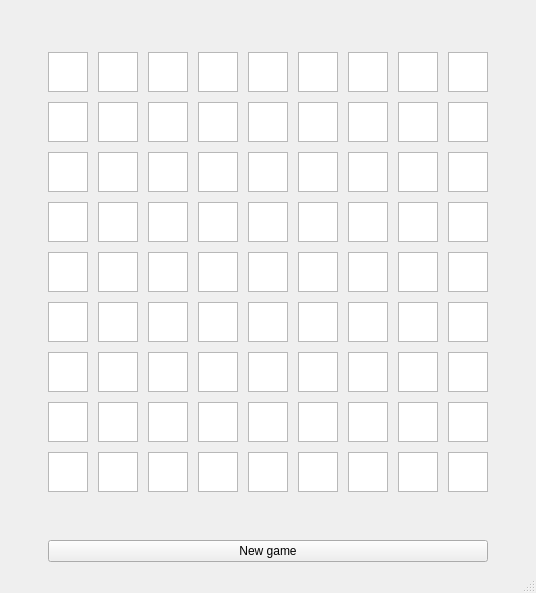
This is src/pyqt_sudoku/sudoku_main_win.ui in Jtachan/PyQt-Sudoku as Qt 5 draws it before an edit. The edited form follows.
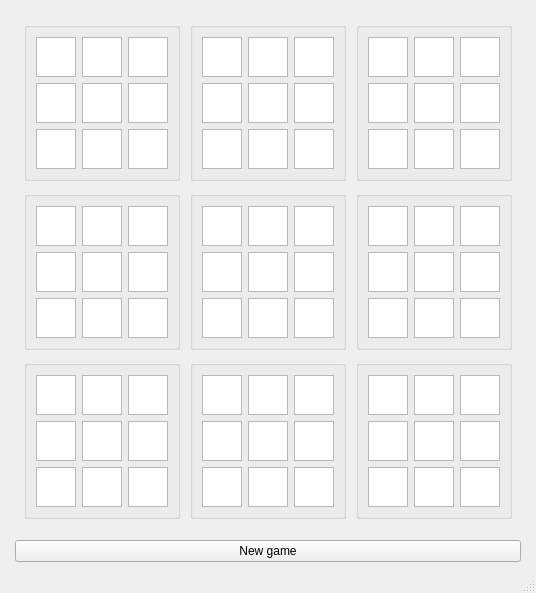
This is the edited form.

Commit message: Better visual board

Diff of the .ui file:
```diff
--- a/src/pyqt_sudoku/sudoku_main_win.ui
+++ b/src/pyqt_sudoku/sudoku_main_win.ui
@@ -50,11 +50,313 @@
        </spacer>
       </item>
       <item>
+       <widget class="QFrame" name="boardFrame">
        <layout class="QGridLayout" name="boardLayout">
         <property name="spacing">
          <number>10</number>
         </property>
+         <item row="0" column="1">
+          <widget class="QGroupBox" name="majCell_01">
+           <layout class="QGridLayout" name="majCell_1">
         <item row="0" column="0">
+             <widget class="QTextEdit" name="cell_0_3">
+              <property name="sizePolicy">
+               <sizepolicy hsizetype="Maximum" vsizetype="Maximum">
+                <horstretch>0</horstretch>
+                <verstretch>0</verstretch>
+               </sizepolicy>
+              </property>
+              <property name="maximumSize">
+               <size>
+                <width>40</width>
+                <height>40</height>
+               </size>
+              </property>
+             </widget>
+            </item>
+            <item row="0" column="1">
+             <widget class="QTextEdit" name="cell_0_4">
+              <property name="sizePolicy">
+               <sizepolicy hsizetype="Maximum" vsizetype="Maximum">
+                <horstretch>0</horstretch>
+                <verstretch>0</verstretch>
+               </sizepolicy>
+              </property>
+              <property name="maximumSize">
+               <size>
+                <width>40</width>
+                <height>40</height>
+               </size>
+              </property>
+             </widget>
+            </item>
+            <item row="0" column="2">
+             <widget class="QTextEdit" name="cell_0_5">
+              <property name="sizePolicy">
+               <sizepolicy hsizetype="Maximum" vsizetype="Maximum">
+                <horstretch>0</horstretch>
+                <verstretch>0</verstretch>
+               </sizepolicy>
+              </property>
+              <property name="maximumSize">
+               <size>
+                <width>40</width>
+                <height>40</height>
+               </size>
+              </property>
+             </widget>
+            </item>
+            <item row="1" column="0">
+             <widget class="QTextEdit" name="cell_1_3">
+              <property name="sizePolicy">
+               <sizepolicy hsizetype="Maximum" vsizetype="Maximum">
+                <horstretch>0</horstretch>
+                <verstretch>0</verstretch>
+               </sizepolicy>
+              </property>
+              <property name="maximumSize">
+               <size>
+                <width>40</width>
+                <height>40</height>
+               </size>
+              </property>
+             </widget>
+            </item>
+            <item row="1" column="1">
+             <widget class="QTextEdit" name="cell_1_4">
+              <property name="sizePolicy">
+               <sizepolicy hsizetype="Maximum" vsizetype="Maximum">
+                <horstretch>0</horstretch>
+                <verstretch>0</verstretch>
+               </sizepolicy>
+              </property>
+              <property name="maximumSize">
+               <size>
+                <width>40</width>
+                <height>40</height>
+               </size>
+              </property>
+             </widget>
+            </item>
+            <item row="1" column="2">
+             <widget class="QTextEdit" name="cell_1_5">
+              <property name="sizePolicy">
+               <sizepolicy hsizetype="Maximum" vsizetype="Maximum">
+                <horstretch>0</horstretch>
+                <verstretch>0</verstretch>
+               </sizepolicy>
+              </property>
+              <property name="maximumSize">
+               <size>
+                <width>40</width>
+                <height>40</height>
+               </size>
+              </property>
+             </widget>
+            </item>
+            <item row="2" column="0">
+             <widget class="QTextEdit" name="cell_2_3">
+              <property name="sizePolicy">
+               <sizepolicy hsizetype="Maximum" vsizetype="Maximum">
+                <horstretch>0</horstretch>
+                <verstretch>0</verstretch>
+               </sizepolicy>
+              </property>
+              <property name="maximumSize">
+               <size>
+                <width>40</width>
+                <height>40</height>
+               </size>
+              </property>
+             </widget>
+            </item>
+            <item row="2" column="1">
+             <widget class="QTextEdit" name="cell_2_4">
+              <property name="sizePolicy">
+               <sizepolicy hsizetype="Maximum" vsizetype="Maximum">
+                <horstretch>0</horstretch>
+                <verstretch>0</verstretch>
+               </sizepolicy>
+              </property>
+              <property name="maximumSize">
+               <size>
+                <width>40</width>
+                <height>40</height>
+               </size>
+              </property>
+             </widget>
+            </item>
+            <item row="2" column="2">
+             <widget class="QTextEdit" name="cell_2_5">
+              <property name="sizePolicy">
+               <sizepolicy hsizetype="Maximum" vsizetype="Maximum">
+                <horstretch>0</horstretch>
+                <verstretch>0</verstretch>
+               </sizepolicy>
+              </property>
+              <property name="maximumSize">
+               <size>
+                <width>40</width>
+                <height>40</height>
+               </size>
+              </property>
+             </widget>
+            </item>
+           </layout>
+          </widget>
+         </item>
+         <item row="1" column="1">
+          <widget class="QGroupBox" name="majCell_11">
+           <layout class="QGridLayout" name="majCell_4">
+            <item row="0" column="0">
+             <widget class="QTextEdit" name="cell_3_3">
+              <property name="sizePolicy">
+               <sizepolicy hsizetype="Maximum" vsizetype="Maximum">
+                <horstretch>0</horstretch>
+                <verstretch>0</verstretch>
+               </sizepolicy>
+              </property>
+              <property name="maximumSize">
+               <size>
+                <width>40</width>
+                <height>40</height>
+               </size>
+              </property>
+             </widget>
+            </item>
+            <item row="0" column="1">
+             <widget class="QTextEdit" name="cell_3_4">
+              <property name="sizePolicy">
+               <sizepolicy hsizetype="Maximum" vsizetype="Maximum">
+                <horstretch>0</horstretch>
+                <verstretch>0</verstretch>
+               </sizepolicy>
+              </property>
+              <property name="maximumSize">
+               <size>
+                <width>40</width>
+                <height>40</height>
+               </size>
+              </property>
+             </widget>
+            </item>
+            <item row="0" column="2">
+             <widget class="QTextEdit" name="cell_3_5">
+              <property name="sizePolicy">
+               <sizepolicy hsizetype="Maximum" vsizetype="Maximum">
+                <horstretch>0</horstretch>
+                <verstretch>0</verstretch>
+               </sizepolicy>
+              </property>
+              <property name="maximumSize">
+               <size>
+                <width>40</width>
+                <height>40</height>
+               </size>
+              </property>
+             </widget>
+            </item>
+            <item row="1" column="0">
+             <widget class="QTextEdit" name="cell_4_3">
+              <property name="sizePolicy">
+               <sizepolicy hsizetype="Maximum" vsizetype="Maximum">
+                <horstretch>0</horstretch>
+                <verstretch>0</verstretch>
+               </sizepolicy>
+              </property>
+              <property name="maximumSize">
+               <size>
+                <width>40</width>
+                <height>40</height>
+               </size>
+              </property>
+             </widget>
+            </item>
+            <item row="1" column="1">
+             <widget class="QTextEdit" name="cell_4_4">
+              <property name="sizePolicy">
+               <sizepolicy hsizetype="Maximum" vsizetype="Maximum">
+                <horstretch>0</horstretch>
+                <verstretch>0</verstretch>
+               </sizepolicy>
+              </property>
+              <property name="maximumSize">
+               <size>
+                <width>40</width>
+                <height>40</height>
+               </size>
+              </property>
+             </widget>
+            </item>
+            <item row="1" column="2">
+             <widget class="QTextEdit" name="cell_4_5">
+              <property name="sizePolicy">
+               <sizepolicy hsizetype="Maximum" vsizetype="Maximum">
+                <horstretch>0</horstretch>
+                <verstretch>0</verstretch>
+               </sizepolicy>
+              </property>
+              <property name="maximumSize">
+               <size>
+                <width>40</width>
+                <height>40</height>
+               </size>
+              </property>
+             </widget>
+            </item>
+            <item row="2" column="0">
+             <widget class="QTextEdit" name="cell_5_3">
+              <property name="sizePolicy">
+               <sizepolicy hsizetype="Maximum" vsizetype="Maximum">
+                <horstretch>0</horstretch>
+                <verstretch>0</verstretch>
+               </sizepolicy>
+              </property>
+              <property name="maximumSize">
+               <size>
+                <width>40</width>
+                <height>40</height>
+               </size>
+              </property>
+             </widget>
+            </item>
+            <item row="2" column="1">
+             <widget class="QTextEdit" name="cell_5_4">
+              <property name="sizePolicy">
+               <sizepolicy hsizetype="Maximum" vsizetype="Maximum">
+                <horstretch>0</horstretch>
+                <verstretch>0</verstretch>
+               </sizepolicy>
+              </property>
+              <property name="maximumSize">
+               <size>
+                <width>40</width>
+                <height>40</height>
+               </size>
+              </property>
+             </widget>
+            </item>
+            <item row="2" column="2">
+             <widget class="QTextEdit" name="cell_5_5">
+              <property name="sizePolicy">
+               <sizepolicy hsizetype="Maximum" vsizetype="Maximum">
+                <horstretch>0</horstretch>
+                <verstretch>0</verstretch>
+               </sizepolicy>
+              </property>
+              <property name="maximumSize">
+               <size>
+                <width>40</width>
+                <height>40</height>
+               </size>
+              </property>
+             </widget>
+            </item>
+           </layout>
+          </widget>
+         </item>
+         <item row="0" column="0">
+          <widget class="QGroupBox" name="majCell_00">
          <layout class="QGridLayout" name="majCell_0">
           <item row="0" column="0">
            <widget class="QTextEdit" name="cell_0_0">
@@ -201,8 +503,160 @@
            </widget>
           </item>
          </layout>
-        </item>
+          </widget>
+         </item>
+         <item row="0" column="2">
+          <widget class="QGroupBox" name="majCell_02">
+           <layout class="QGridLayout" name="majCell_2">
+            <item row="0" column="0">
+             <widget class="QTextEdit" name="cell_0_6">
+              <property name="sizePolicy">
+               <sizepolicy hsizetype="Maximum" vsizetype="Maximum">
+                <horstretch>0</horstretch>
+                <verstretch>0</verstretch>
+               </sizepolicy>
+              </property>
+              <property name="maximumSize">
+               <size>
+                <width>40</width>
+                <height>40</height>
+               </size>
+              </property>
+             </widget>
+            </item>
+            <item row="0" column="1">
+             <widget class="QTextEdit" name="cell_0_7">
+              <property name="sizePolicy">
+               <sizepolicy hsizetype="Maximum" vsizetype="Maximum">
+                <horstretch>0</horstretch>
+                <verstretch>0</verstretch>
+               </sizepolicy>
+              </property>
+              <property name="maximumSize">
+               <size>
+                <width>40</width>
+                <height>40</height>
+               </size>
+              </property>
+             </widget>
+            </item>
+            <item row="0" column="2">
+             <widget class="QTextEdit" name="cell_0_8">
+              <property name="sizePolicy">
+               <sizepolicy hsizetype="Maximum" vsizetype="Maximum">
+                <horstretch>0</horstretch>
+                <verstretch>0</verstretch>
+               </sizepolicy>
+              </property>
+              <property name="maximumSize">
+               <size>
+                <width>40</width>
+                <height>40</height>
+               </size>
+              </property>
+             </widget>
+            </item>
+            <item row="1" column="0">
+             <widget class="QTextEdit" name="cell_1_6">
+              <property name="sizePolicy">
+               <sizepolicy hsizetype="Maximum" vsizetype="Maximum">
+                <horstretch>0</horstretch>
+                <verstretch>0</verstretch>
+               </sizepolicy>
+              </property>
+              <property name="maximumSize">
+               <size>
+                <width>40</width>
+                <height>40</height>
+               </size>
+              </property>
+             </widget>
+            </item>
+            <item row="1" column="1">
+             <widget class="QTextEdit" name="cell_1_7">
+              <property name="sizePolicy">
+               <sizepolicy hsizetype="Maximum" vsizetype="Maximum">
+                <horstretch>0</horstretch>
+                <verstretch>0</verstretch>
+               </sizepolicy>
+              </property>
+              <property name="maximumSize">
+               <size>
+                <width>40</width>
+                <height>40</height>
+               </size>
+              </property>
+             </widget>
+            </item>
         <item row="1" column="2">
+             <widget class="QTextEdit" name="cell_1_8">
+              <property name="sizePolicy">
+               <sizepolicy hsizetype="Maximum" vsizetype="Maximum">
+                <horstretch>0</horstretch>
+                <verstretch>0</verstretch>
+               </sizepolicy>
+              </property>
+              <property name="maximumSize">
+               <size>
+                <width>40</width>
+                <height>40</height>
+               </size>
+              </property>
+             </widget>
+            </item>
+            <item row="2" column="0">
+             <widget class="QTextEdit" name="cell_2_6">
+              <property name="sizePolicy">
+               <sizepolicy hsizetype="Maximum" vsizetype="Maximum">
+                <horstretch>0</horstretch>
+                <verstretch>0</verstretch>
+               </sizepolicy>
+              </property>
+              <property name="maximumSize">
+               <size>
+                <width>40</width>
+                <height>40</height>
+               </size>
+              </property>
+             </widget>
+            </item>
+            <item row="2" column="1">
+             <widget class="QTextEdit" name="cell_2_7">
+              <property name="sizePolicy">
+               <sizepolicy hsizetype="Maximum" vsizetype="Maximum">
+                <horstretch>0</horstretch>
+                <verstretch>0</verstretch>
+               </sizepolicy>
+              </property>
+              <property name="maximumSize">
+               <size>
+                <width>40</width>
+                <height>40</height>
+               </size>
+              </property>
+             </widget>
+            </item>
+            <item row="2" column="2">
+             <widget class="QTextEdit" name="cell_2_8">
+              <property name="sizePolicy">
+               <sizepolicy hsizetype="Maximum" vsizetype="Maximum">
+                <horstretch>0</horstretch>
+                <verstretch>0</verstretch>
+               </sizepolicy>
+              </property>
+              <property name="maximumSize">
+               <size>
+                <width>40</width>
+                <height>40</height>
+               </size>
+              </property>
+             </widget>
+            </item>
+           </layout>
+          </widget>
+         </item>
+         <item row="1" column="2">
+          <widget class="QGroupBox" name="majCell_12">
          <layout class="QGridLayout" name="majCell_5">
           <item row="0" column="0">
            <widget class="QTextEdit" name="cell_3_6">
@@ -349,8 +803,10 @@
            </widget>
           </item>
          </layout>
+          </widget>
         </item>
         <item row="1" column="0">
+          <widget class="QGroupBox" name="majCell_10">
          <layout class="QGridLayout" name="majCell_3">
           <item row="0" column="0">
            <widget class="QTextEdit" name="cell_3_0">
@@ -497,27 +953,13 @@
            </widget>
           </item>
          </layout>
-        </item>
-        <item row="0" column="2">
-         <layout class="QGridLayout" name="majCell_2">
+          </widget>
+         </item>
+         <item row="2" column="0">
+          <widget class="QGroupBox" name="majCell_20">
+           <layout class="QGridLayout" name="majCell_6">
           <item row="0" column="0">
-           <widget class="QTextEdit" name="cell_0_6">
-            <property name="sizePolicy">
-             <sizepolicy hsizetype="Maximum" vsizetype="Maximum">
-              <horstretch>0</horstretch>
-              <verstretch>0</verstretch>
-             </sizepolicy>
-            </property>
-            <property name="maximumSize">
-             <size>
-              <width>40</width>
-              <height>40</height>
-             </size>
-            </property>
-           </widget>
-          </item>
-          <item row="0" column="1">
-           <widget class="QTextEdit" name="cell_0_7">
+             <widget class="QTextEdit" name="cell_6_0">
             <property name="sizePolicy">
              <sizepolicy hsizetype="Maximum" vsizetype="Maximum">
               <horstretch>0</horstretch>
@@ -533,7 +975,7 @@
            </widget>
           </item>
           <item row="0" column="2">
-           <widget class="QTextEdit" name="cell_0_8">
+             <widget class="QTextEdit" name="cell_6_2">
             <property name="sizePolicy">
              <sizepolicy hsizetype="Maximum" vsizetype="Maximum">
               <horstretch>0</horstretch>
@@ -549,7 +991,7 @@
            </widget>
           </item>
           <item row="1" column="0">
-           <widget class="QTextEdit" name="cell_1_6">
+             <widget class="QTextEdit" name="cell_7_0">
             <property name="sizePolicy">
              <sizepolicy hsizetype="Maximum" vsizetype="Maximum">
               <horstretch>0</horstretch>
@@ -565,7 +1007,7 @@
            </widget>
           </item>
           <item row="1" column="1">
-           <widget class="QTextEdit" name="cell_1_7">
+             <widget class="QTextEdit" name="cell_7_1">
             <property name="sizePolicy">
              <sizepolicy hsizetype="Maximum" vsizetype="Maximum">
               <horstretch>0</horstretch>
@@ -581,7 +1023,7 @@
            </widget>
           </item>
           <item row="1" column="2">
-           <widget class="QTextEdit" name="cell_1_8">
+             <widget class="QTextEdit" name="cell_7_2">
             <property name="sizePolicy">
              <sizepolicy hsizetype="Maximum" vsizetype="Maximum">
               <horstretch>0</horstretch>
@@ -597,7 +1039,7 @@
            </widget>
           </item>
           <item row="2" column="0">
-           <widget class="QTextEdit" name="cell_2_6">
+             <widget class="QTextEdit" name="cell_8_0">
             <property name="sizePolicy">
              <sizepolicy hsizetype="Maximum" vsizetype="Maximum">
               <horstretch>0</horstretch>
@@ -613,7 +1055,7 @@
            </widget>
           </item>
           <item row="2" column="1">
-           <widget class="QTextEdit" name="cell_2_7">
+             <widget class="QTextEdit" name="cell_8_1">
             <property name="sizePolicy">
              <sizepolicy hsizetype="Maximum" vsizetype="Maximum">
               <horstretch>0</horstretch>
@@ -629,7 +1071,23 @@
            </widget>
           </item>
           <item row="2" column="2">
-           <widget class="QTextEdit" name="cell_2_8">
+             <widget class="QTextEdit" name="cell_8_2">
+              <property name="sizePolicy">
+               <sizepolicy hsizetype="Maximum" vsizetype="Maximum">
+                <horstretch>0</horstretch>
+                <verstretch>0</verstretch>
+               </sizepolicy>
+              </property>
+              <property name="maximumSize">
+               <size>
+                <width>40</width>
+                <height>40</height>
+               </size>
+              </property>
+             </widget>
+            </item>
+            <item row="0" column="1">
+             <widget class="QTextEdit" name="cell_6_1">
             <property name="sizePolicy">
              <sizepolicy hsizetype="Maximum" vsizetype="Maximum">
               <horstretch>0</horstretch>
@@ -645,8 +1103,10 @@
            </widget>
           </item>
          </layout>
+          </widget>
         </item>
         <item row="2" column="1">
+          <widget class="QGroupBox" name="majCell_21">
          <layout class="QGridLayout" name="majCell_7">
           <item row="0" column="0">
            <widget class="QTextEdit" name="cell_6_3">
@@ -793,304 +1253,16 @@
            </widget>
           </item>
          </layout>
-        </item>
-        <item row="1" column="1">
-         <layout class="QGridLayout" name="majCell_4">
-          <item row="0" column="0">
-           <widget class="QTextEdit" name="cell_3_3">
-            <property name="sizePolicy">
-             <sizepolicy hsizetype="Maximum" vsizetype="Maximum">
-              <horstretch>0</horstretch>
-              <verstretch>0</verstretch>
-             </sizepolicy>
-            </property>
-            <property name="maximumSize">
-             <size>
-              <width>40</width>
-              <height>40</height>
-             </size>
-            </property>
-           </widget>
-          </item>
-          <item row="0" column="1">
-           <widget class="QTextEdit" name="cell_3_4">
-            <property name="sizePolicy">
-             <sizepolicy hsizetype="Maximum" vsizetype="Maximum">
-              <horstretch>0</horstretch>
-              <verstretch>0</verstretch>
-             </sizepolicy>
-            </property>
-            <property name="maximumSize">
-             <size>
-              <width>40</width>
-              <height>40</height>
-             </size>
-            </property>
-           </widget>
-          </item>
-          <item row="0" column="2">
-           <widget class="QTextEdit" name="cell_3_5">
-            <property name="sizePolicy">
-             <sizepolicy hsizetype="Maximum" vsizetype="Maximum">
-              <horstretch>0</horstretch>
-              <verstretch>0</verstretch>
-             </sizepolicy>
-            </property>
-            <property name="maximumSize">
-             <size>
-              <width>40</width>
-              <height>40</height>
-             </size>
-            </property>
-           </widget>
-          </item>
-          <item row="1" column="0">
-           <widget class="QTextEdit" name="cell_4_3">
-            <property name="sizePolicy">
-             <sizepolicy hsizetype="Maximum" vsizetype="Maximum">
-              <horstretch>0</horstretch>
-              <verstretch>0</verstretch>
-             </sizepolicy>
-            </property>
-            <property name="maximumSize">
-             <size>
-              <width>40</width>
-              <height>40</height>
-             </size>
-            </property>
-           </widget>
-          </item>
-          <item row="1" column="1">
-           <widget class="QTextEdit" name="cell_4_4">
-            <property name="sizePolicy">
-             <sizepolicy hsizetype="Maximum" vsizetype="Maximum">
-              <horstretch>0</horstretch>
-              <verstretch>0</verstretch>
-             </sizepolicy>
-            </property>
-            <property name="maximumSize">
-             <size>
-              <width>40</width>
-              <height>40</height>
-             </size>
-            </property>
-           </widget>
-          </item>
-          <item row="1" column="2">
-           <widget class="QTextEdit" name="cell_4_5">
-            <property name="sizePolicy">
-             <sizepolicy hsizetype="Maximum" vsizetype="Maximum">
-              <horstretch>0</horstretch>
-              <verstretch>0</verstretch>
-             </sizepolicy>
-            </property>
-            <property name="maximumSize">
-             <size>
-              <width>40</width>
-              <height>40</height>
-             </size>
-            </property>
-           </widget>
-          </item>
-          <item row="2" column="0">
-           <widget class="QTextEdit" name="cell_5_3">
-            <property name="sizePolicy">
-             <sizepolicy hsizetype="Maximum" vsizetype="Maximum">
-              <horstretch>0</horstretch>
-              <verstretch>0</verstretch>
-             </sizepolicy>
-            </property>
-            <property name="maximumSize">
-             <size>
-              <width>40</width>
-              <height>40</height>
-             </size>
-            </property>
-           </widget>
-          </item>
-          <item row="2" column="1">
-           <widget class="QTextEdit" name="cell_5_4">
-            <property name="sizePolicy">
-             <sizepolicy hsizetype="Maximum" vsizetype="Maximum">
-              <horstretch>0</horstretch>
-              <verstretch>0</verstretch>
-             </sizepolicy>
-            </property>
-            <property name="maximumSize">
-             <size>
-              <width>40</width>
-              <height>40</height>
-             </size>
-            </property>
-           </widget>
-          </item>
+          </widget>
+         </item>
           <item row="2" column="2">
-           <widget class="QTextEdit" name="cell_5_5">
-            <property name="sizePolicy">
-             <sizepolicy hsizetype="Maximum" vsizetype="Maximum">
-              <horstretch>0</horstretch>
-              <verstretch>0</verstretch>
-             </sizepolicy>
-            </property>
-            <property name="maximumSize">
-             <size>
-              <width>40</width>
-              <height>40</height>
-             </size>
-            </property>
-           </widget>
-          </item>
-         </layout>
-        </item>
-        <item row="2" column="0">
-         <layout class="QGridLayout" name="majCell_6">
-          <item row="0" column="0">
-           <widget class="QTextEdit" name="cell_6_0">
-            <property name="sizePolicy">
-             <sizepolicy hsizetype="Maximum" vsizetype="Maximum">
-              <horstretch>0</horstretch>
-              <verstretch>0</verstretch>
-             </sizepolicy>
-            </property>
-            <property name="maximumSize">
-             <size>
-              <width>40</width>
-              <height>40</height>
-             </size>
-            </property>
-           </widget>
-          </item>
-          <item row="0" column="1">
-           <widget class="QTextEdit" name="cell_6_1">
-            <property name="sizePolicy">
-             <sizepolicy hsizetype="Maximum" vsizetype="Maximum">
-              <horstretch>0</horstretch>
-              <verstretch>0</verstretch>
-             </sizepolicy>
-            </property>
-            <property name="maximumSize">
-             <size>
-              <width>40</width>
-              <height>40</height>
-             </size>
-            </property>
-           </widget>
-          </item>
-          <item row="0" column="2">
-           <widget class="QTextEdit" name="cell_6_2">
-            <property name="sizePolicy">
-             <sizepolicy hsizetype="Maximum" vsizetype="Maximum">
-              <horstretch>0</horstretch>
-              <verstretch>0</verstretch>
-             </sizepolicy>
-            </property>
-            <property name="maximumSize">
-             <size>
-              <width>40</width>
-              <height>40</height>
-             </size>
-            </property>
-           </widget>
-          </item>
-          <item row="1" column="0">
-           <widget class="QTextEdit" name="cell_7_0">
-            <property name="sizePolicy">
-             <sizepolicy hsizetype="Maximum" vsizetype="Maximum">
-              <horstretch>0</horstretch>
-              <verstretch>0</verstretch>
-             </sizepolicy>
-            </property>
-            <property name="maximumSize">
-             <size>
-              <width>40</width>
-              <height>40</height>
-             </size>
-            </property>
-           </widget>
-          </item>
-          <item row="1" column="1">
-           <widget class="QTextEdit" name="cell_7_1">
-            <property name="sizePolicy">
-             <sizepolicy hsizetype="Maximum" vsizetype="Maximum">
-              <horstretch>0</horstretch>
-              <verstretch>0</verstretch>
-             </sizepolicy>
-            </property>
-            <property name="maximumSize">
-             <size>
-              <width>40</width>
-              <height>40</height>
-             </size>
-            </property>
-           </widget>
-          </item>
-          <item row="1" column="2">
-           <widget class="QTextEdit" name="cell_7_2">
-            <property name="sizePolicy">
-             <sizepolicy hsizetype="Maximum" vsizetype="Maximum">
-              <horstretch>0</horstretch>
-              <verstretch>0</verstretch>
-             </sizepolicy>
-            </property>
-            <property name="maximumSize">
-             <size>
-              <width>40</width>
-              <height>40</height>
-             </size>
-            </property>
-           </widget>
-          </item>
-          <item row="2" column="0">
-           <widget class="QTextEdit" name="cell_8_0">
-            <property name="sizePolicy">
-             <sizepolicy hsizetype="Maximum" vsizetype="Maximum">
-              <horstretch>0</horstretch>
-              <verstretch>0</verstretch>
-             </sizepolicy>
-            </property>
-            <property name="maximumSize">
-             <size>
-              <width>40</width>
-              <height>40</height>
-             </size>
-            </property>
-           </widget>
-          </item>
-          <item row="2" column="1">
-           <widget class="QTextEdit" name="cell_8_1">
-            <property name="sizePolicy">
-             <sizepolicy hsizetype="Maximum" vsizetype="Maximum">
-              <horstretch>0</horstretch>
-              <verstretch>0</verstretch>
-             </sizepolicy>
-            </property>
-            <property name="maximumSize">
-             <size>
-              <width>40</width>
-              <height>40</height>
-             </size>
-            </property>
-           </widget>
-          </item>
-          <item row="2" column="2">
-           <widget class="QTextEdit" name="cell_8_2">
-            <property name="sizePolicy">
-             <sizepolicy hsizetype="Maximum" vsizetype="Maximum">
-              <horstretch>0</horstretch>
-              <verstretch>0</verstretch>
-             </sizepolicy>
-            </property>
-            <property name="maximumSize">
-             <size>
-              <width>40</width>
-              <height>40</height>
-             </size>
-            </property>
-           </widget>
-          </item>
-         </layout>
-        </item>
-        <item row="2" column="2">
+          <widget class="QGroupBox" name="majCell_22">
+           <property name="title">
+            <string/>
+           </property>
+           <property name="flat">
+            <bool>false</bool>
+           </property>
          <layout class="QGridLayout" name="majCell_8">
           <item row="0" column="0">
            <widget class="QTextEdit" name="cell_6_6">
@@ -1237,156 +1409,10 @@
            </widget>
           </item>
          </layout>
-        </item>
-        <item row="0" column="1">
-         <layout class="QGridLayout" name="majCell_1">
-          <item row="0" column="0">
-           <widget class="QTextEdit" name="cell_0_3">
-            <property name="sizePolicy">
-             <sizepolicy hsizetype="Maximum" vsizetype="Maximum">
-              <horstretch>0</horstretch>
-              <verstretch>0</verstretch>
-             </sizepolicy>
-            </property>
-            <property name="maximumSize">
-             <size>
-              <width>40</width>
-              <height>40</height>
-             </size>
-            </property>
-           </widget>
-          </item>
-          <item row="0" column="1">
-           <widget class="QTextEdit" name="cell_0_4">
-            <property name="sizePolicy">
-             <sizepolicy hsizetype="Maximum" vsizetype="Maximum">
-              <horstretch>0</horstretch>
-              <verstretch>0</verstretch>
-             </sizepolicy>
-            </property>
-            <property name="maximumSize">
-             <size>
-              <width>40</width>
-              <height>40</height>
-             </size>
-            </property>
-           </widget>
-          </item>
-          <item row="0" column="2">
-           <widget class="QTextEdit" name="cell_0_5">
-            <property name="sizePolicy">
-             <sizepolicy hsizetype="Maximum" vsizetype="Maximum">
-              <horstretch>0</horstretch>
-              <verstretch>0</verstretch>
-             </sizepolicy>
-            </property>
-            <property name="maximumSize">
-             <size>
-              <width>40</width>
-              <height>40</height>
-             </size>
-            </property>
-           </widget>
-          </item>
-          <item row="1" column="0">
-           <widget class="QTextEdit" name="cell_1_3">
-            <property name="sizePolicy">
-             <sizepolicy hsizetype="Maximum" vsizetype="Maximum">
-              <horstretch>0</horstretch>
-              <verstretch>0</verstretch>
-             </sizepolicy>
-            </property>
-            <property name="maximumSize">
-             <size>
-              <width>40</width>
-              <height>40</height>
-             </size>
-            </property>
-           </widget>
-          </item>
-          <item row="1" column="1">
-           <widget class="QTextEdit" name="cell_1_4">
-            <property name="sizePolicy">
-             <sizepolicy hsizetype="Maximum" vsizetype="Maximum">
-              <horstretch>0</horstretch>
-              <verstretch>0</verstretch>
-             </sizepolicy>
-            </property>
-            <property name="maximumSize">
-             <size>
-              <width>40</width>
-              <height>40</height>
-             </size>
-            </property>
-           </widget>
-          </item>
-          <item row="1" column="2">
-           <widget class="QTextEdit" name="cell_1_5">
-            <property name="sizePolicy">
-             <sizepolicy hsizetype="Maximum" vsizetype="Maximum">
-              <horstretch>0</horstretch>
-              <verstretch>0</verstretch>
-             </sizepolicy>
-            </property>
-            <property name="maximumSize">
-             <size>
-              <width>40</width>
-              <height>40</height>
-             </size>
-            </property>
-           </widget>
-          </item>
-          <item row="2" column="0">
-           <widget class="QTextEdit" name="cell_2_3">
-            <property name="sizePolicy">
-             <sizepolicy hsizetype="Maximum" vsizetype="Maximum">
-              <horstretch>0</horstretch>
-              <verstretch>0</verstretch>
-             </sizepolicy>
-            </property>
-            <property name="maximumSize">
-             <size>
-              <width>40</width>
-              <height>40</height>
-             </size>
-            </property>
-           </widget>
-          </item>
-          <item row="2" column="1">
-           <widget class="QTextEdit" name="cell_2_4">
-            <property name="sizePolicy">
-             <sizepolicy hsizetype="Maximum" vsizetype="Maximum">
-              <horstretch>0</horstretch>
-              <verstretch>0</verstretch>
-             </sizepolicy>
-            </property>
-            <property name="maximumSize">
-             <size>
-              <width>40</width>
-              <height>40</height>
-             </size>
-            </property>
-           </widget>
-          </item>
-          <item row="2" column="2">
-           <widget class="QTextEdit" name="cell_2_5">
-            <property name="sizePolicy">
-             <sizepolicy hsizetype="Maximum" vsizetype="Maximum">
-              <horstretch>0</horstretch>
-              <verstretch>0</verstretch>
-             </sizepolicy>
-            </property>
-            <property name="maximumSize">
-             <size>
-              <width>40</width>
-              <height>40</height>
-             </size>
-            </property>
-           </widget>
-          </item>
-         </layout>
-        </item>
-       </layout>
+          </widget>
+         </item>
+        </layout>
+       </widget>
       </item>
       <item>
        <spacer name="verticalSpacer">
```
Lines whose indentation alone changed are shown as unchanged.
